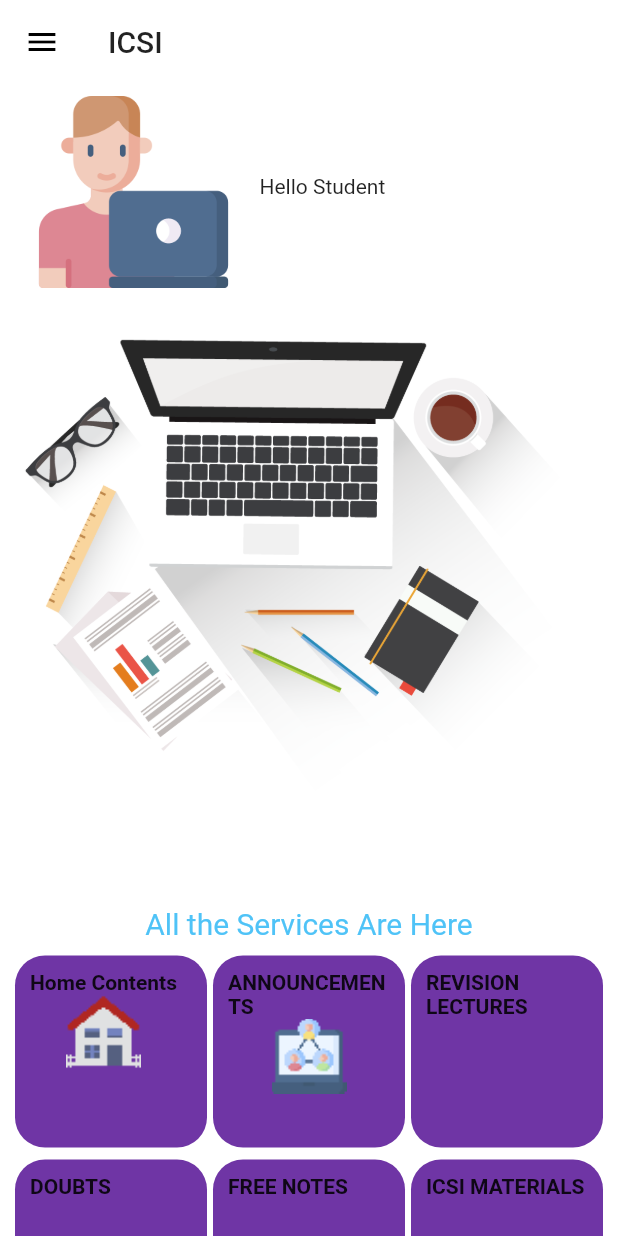
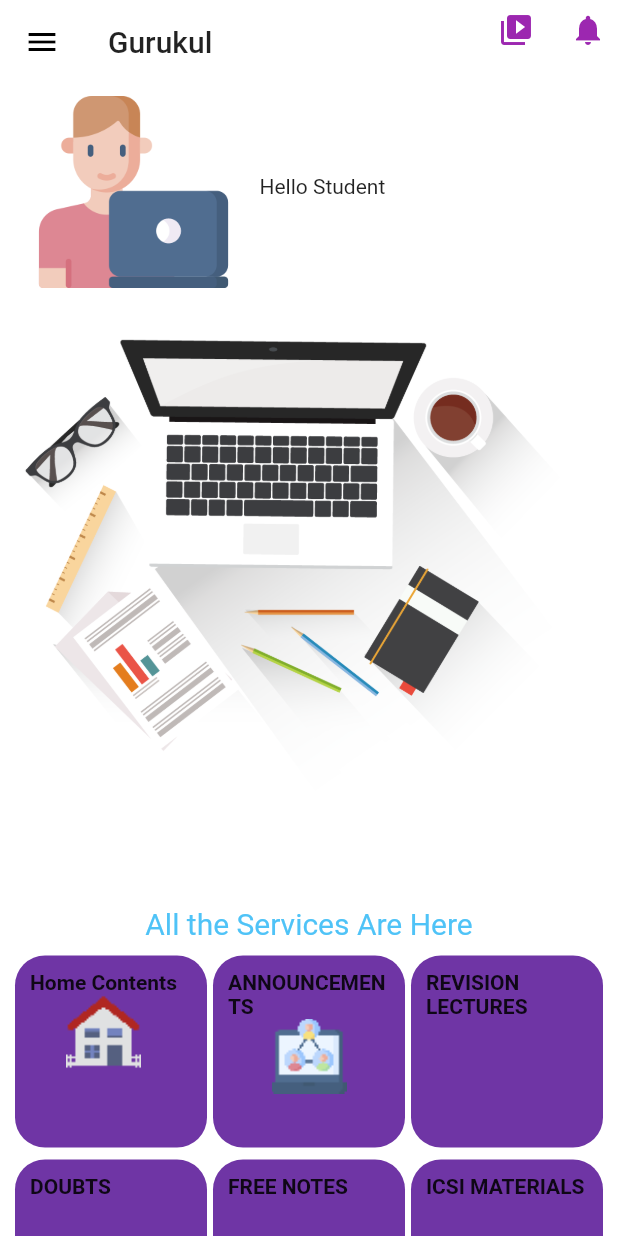
Before and after one commit to swebreza/Flutter_ICSI, a Flutter app: the screen it shows once a user with an empty profile is signed in, on a phone screen of 412 x 824 dp. Run offline on Flutter 3.47's test engine with Material 2 defaults, Android fonts, the light colour scheme and no system bars; our stand-ins replace firebase_auth, firebase_storage, google_sign_in; missing offline and left inert: flutter_facebook_login, flutter_pdfview, flutter_twitter_login; accounts and stored records are empty.

Commit message:
home hadder menu

```diff
--- a/lib/myHome.dart
+++ b/lib/myHome.dart
@@ -12,7 +12,21 @@ class MyHome extends StatelessWidget {
 
     return Scaffold(
       appBar: AppBar(
-        title: Text('ICSI'),
+        title: Text('Gurukul'),
+        actions: [
+          IconButton(
+            alignment: Alignment.topRight,
+            color: Colors.purple,
+            onPressed: () {},
+            icon: Icon(Icons.video_collection),
+          ),
+          IconButton(
+            alignment: Alignment.topRight,
+            color: Colors.purple,
+            onPressed: () {},
+            icon: Icon(Icons.notifications),
+          ),
+        ],
         backgroundColor: Colors.white,
         elevation: 0,
       ),
```
Also changed, not shown: lib/screen/pdf/pdfMain.dart (+29 -19 lines).
